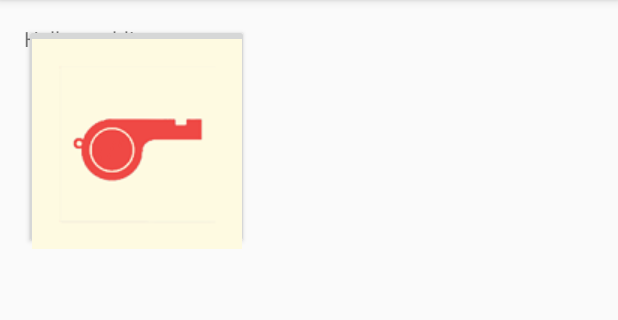
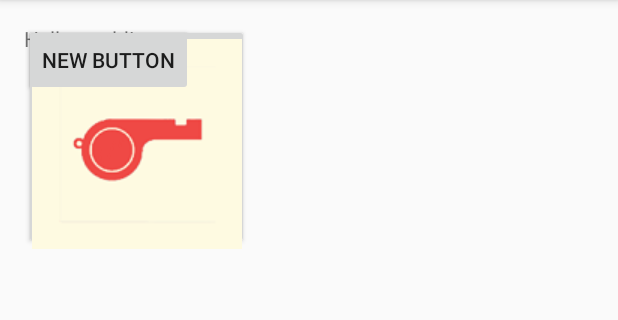
Before and after one commit to sophia1023/SafeReturn, an Android app: the screen it shows after launch (MainActivity), on a phone screen of 412 x 824 dp, the part 84-404 px from its top. Run offline under Robolectric (Android 15) with nearby library versions, the phone set to English and light mode, and no system bars.

Commit message:
button test

```diff
--- a/app/src/main/res/layout/activity_main.xml
+++ b/app/src/main/res/layout/activity_main.xml
@@ -16,4 +16,11 @@
         android:id="@+id/button6"
         android:layout_alignParentStart="true" />
 
+    <Button
+        android:layout_width="wrap_content"
+        android:layout_height="wrap_content"
+        android:text="New Button"
+        android:id="@+id/button" />
+
+
 </RelativeLayout>
```
Also changed, not shown: 1 other file.
